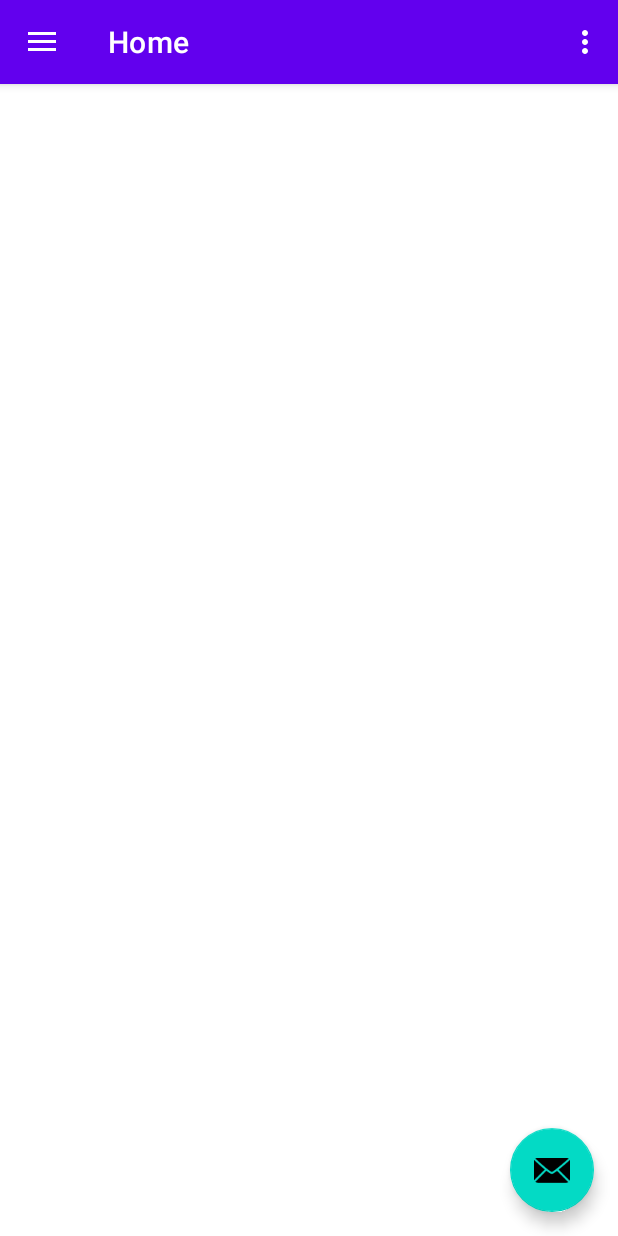
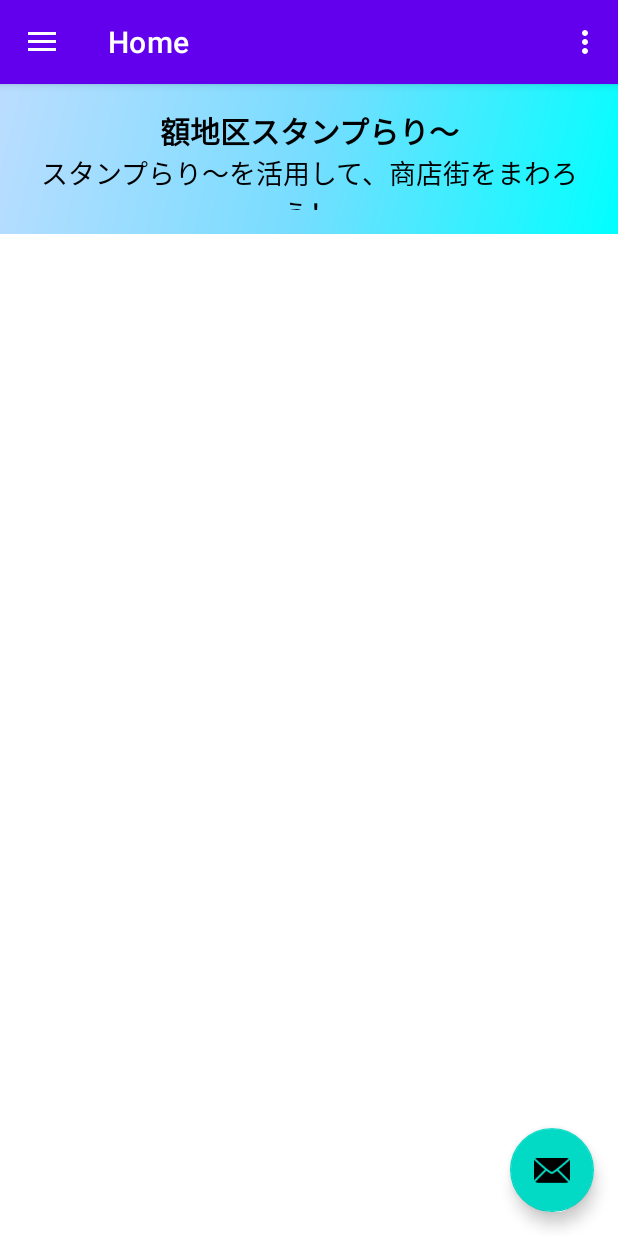
Before and after one commit to s-taku0502/nuka2024_try, an Android app: the screen it shows after launch (MainActivity), on a phone screen of 412 x 824 dp. Run offline under Robolectric (Android 15) with nearby library versions, the phone set to English and light mode, and no system bars; our stand-ins replace navigation-ui.

Commit message:
ホーム画面上部のUIの変更

```diff
--- a/app/src/main/java/com/example/nuka2024_try/ui/home/HomeFragment.kt
+++ b/app/src/main/java/com/example/nuka2024_try/ui/home/HomeFragment.kt
@@ -1,6 +1,14 @@
 package com.example.nuka2024_try.ui.home
 
+import android.graphics.Color
+import android.graphics.Typeface
 import android.os.Bundle
+import android.text.Spannable
+import android.text.SpannableString
+import android.text.style.AbsoluteSizeSpan
+import android.text.style.BackgroundColorSpan
+import android.text.style.StyleSpan
+import android.view.Gravity
 import android.view.LayoutInflater
 import android.view.View
 import android.view.ViewGroup
@@ -8,7 +16,6 @@ import android.widget.TextView
 import androidx.fragment.app.Fragment
 import androidx.lifecycle.ViewModelProvider
 import com.example.nuka2024_try.databinding.FragmentHomeBinding
-
 
 class HomeFragment : Fragment() {
 
@@ -18,7 +25,6 @@ class HomeFragment : Fragment() {
     // onDestroyView.
     private val binding get() = _binding!!
 
-    /*
     override fun onCreateView(
         inflater: LayoutInflater,
         container: ViewGroup?,
@@ -30,16 +36,53 @@ class HomeFragment : Fragment() {
         _binding = FragmentHomeBinding.inflate(inflater, container, false)
         val root: View = binding.root
 
-        /*
-        val textView: TextView = binding.textHome
-        homeViewModel.text.observe(viewLifecycleOwner) {
-            textView.text = it
-        }
-        return root */
-    } */
+        val textView_1: TextView = binding.textHome
+
+        val spannable_1 = SpannableString("額地区スタンプらり～\nスタンプらり～を活用して、商店街をまわろう！")
+
+    // "スタンプらり～" のサイズを20spに設定
+
+        spannable_1.setSpan(StyleSpan(Typeface.BOLD), 0, 10, Spannable.SPAN_EXCLUSIVE_EXCLUSIVE)
+        spannable_1.setSpan(AbsoluteSizeSpan(20, true), 0, 10, Spannable.SPAN_EXCLUSIVE_EXCLUSIVE)
+
+    // "商店街をまわろう！" のサイズを18spに設定
+
+        spannable_1.setSpan(AbsoluteSizeSpan(18, true), 11, spannable_1.length, Spannable.SPAN_EXCLUSIVE_EXCLUSIVE)
+
+        textView_1.setTextColor(Color.BLACK)
+        textView_1.gravity = Gravity.CENTER  // テキストを中央揃えに設定
+
+
+        textView_1.text = spannable_1
+
+
+        //  引用文の作成
+
+
+        val textView_2: TextView = binding.textQuote
+
+        val quoteText = SpannableString("")
+
+    // 引用文に背景色を設定
+        quoteText.setSpan(BackgroundColorSpan(Color.LTGRAY), 0, quoteText.length, Spannable.SPAN_EXCLUSIVE_EXCLUSIVE)
+
+    // イタリックに設定
+        quoteText.setSpan(StyleSpan(Typeface.ITALIC), 0, quoteText.length, Spannable.SPAN_EXCLUSIVE_EXCLUSIVE)
+
+    // パディングはTextViewで設定
+        textView_2.setPadding(16, 16, 16, 16)
+        textView_2.text = quoteText
+
+        return root
+    }
+
 
     override fun onDestroyView() {
         super.onDestroyView()
         _binding = null
     }
 }
+/*
+class home_image{
+
+}*/
--- a/app/src/main/res/layout/fragment_gallery.xml
+++ b/app/src/main/res/layout/fragment_gallery.xml
@@ -7,8 +7,9 @@
 
     <TextView
         android:id="@+id/text_gallery"
-        android:layout_width="4dp"
-        android:layout_height="128dp"
+        android:layout_width="wrap_content"
+        android:layout_height="wrap_content"
+        android:text="fragment_gallery"
         app:layout_constraintBottom_toBottomOf="parent"
         app:layout_constraintEnd_toEndOf="parent"
         app:layout_constraintStart_toStartOf="parent"
--- a/app/src/main/res/layout/fragment_home.xml
+++ b/app/src/main/res/layout/fragment_home.xml
@@ -1,11 +1,11 @@
 <?xml version="1.0" encoding="utf-8"?>
+
 <androidx.constraintlayout.widget.ConstraintLayout xmlns:android="http://schemas.android.com/apk/res/android"
     xmlns:app="http://schemas.android.com/apk/res-auto"
     xmlns:tools="http://schemas.android.com/tools"
     android:id="@+id/home_image"
-    tools:context=".ui.home.HomeFragment"
+    android:layout_width="match_parent"
 
-    android:layout_width="match_parent"
     android:layout_height="100dp"
     android:background="@drawable/side_nav_bar"
     android:gravity="bottom"
@@ -14,4 +14,93 @@
     android:paddingTop="@dimen/activity_vertical_margin"
     android:paddingRight="@dimen/activity_horizontal_margin"
     android:paddingBottom="@dimen/activity_vertical_margin"
-    android:theme="@style/ThemeOverlay.AppCompat.Dark" />
+    android:theme="@style/ThemeOverlay.AppCompat.Dark"
+    tools:context=".ui.home.HomeFragment"
+    >
+
+    <TextView
+        android:id="@+id/textHome"
+        android:layout_width="wrap_content"
+        android:layout_height="wrap_content"
+        android:text="fragment_home_1"
+        app:layout_constraintBottom_toBottomOf="parent"
+        app:layout_constraintEnd_toEndOf="parent"
+        app:layout_constraintStart_toStartOf="parent"
+        app:layout_constraintTop_toTopOf="parent" />
+
+    <TextView
+        android:id="@+id/textQuote"
+        android:layout_width="wrap_content"
+        android:layout_height="wrap_content"
+        android:text="fragment_home_2"
+        app:layout_constraintBottom_toBottomOf="parent"
+        app:layout_constraintTop_toTopOf="parent" />
+
+</androidx.constraintlayout.widget.ConstraintLayout>
+
+<!--
+<androidx.constraintlayout.widget.ConstraintLayout
+    xmlns:android="http://schemas.android.com/apk/res/android"
+    xmlns:app="http://schemas.android.com/apk/res-auto"
+    xmlns:tools="http://schemas.android.com/tools"
+    android:layout_width="match_parent"
+    android:layout_height="match_parent"
+    tools:context=".ui.home.HomeFragment">
+
+    <!- ヘッダー部分 ->
+<androidx.constraintlayout.widget.ConstraintLayout
+android:id="@+id/home_header"
+android:layout_width="0dp"
+android:layout_height="100dp"
+android:background="@drawable/side_nav_bar"
+app:layout_constraintTop_toTopOf="parent"
+app:layout_constraintStart_toStartOf="parent"
+app:layout_constraintEnd_toEndOf="parent">
+
+<TextView
+    android:id="@+id/textHome"
+    android:layout_width="wrap_content"
+    android:layout_height="wrap_content"
+    android:text="fragment_home_1"
+    app:layout_constraintBottom_toBottomOf="parent"
+    app:layout_constraintEnd_toEndOf="parent"
+    app:layout_constraintStart_toStartOf="parent"
+    app:layout_constraintTop_toTopOf="parent" />
+
+<TextView
+    android:id="@+id/textQuote"
+    android:layout_width="wrap_content"
+    android:layout_height="wrap_content"
+    android:text="fragment_home_2"
+    app:layout_constraintBottom_toBottomOf="parent"
+    app:layout_constraintTop_toTopOf="parent" />
+</androidx.constraintlayout.widget.ConstraintLayout>
+
+    <!- 本文部分 ->
+<androidx.constraintlayout.widget.ConstraintLayout
+android:id="@+id/home_content"
+android:layout_width="0dp"
+android:layout_height="0dp"
+android:background="#EFEFEF"
+app:layout_constraintTop_toBottomOf="@id/home_header"
+app:layout_constraintStart_toStartOf="parent"
+app:layout_constraintEnd_toEndOf="parent"
+app:layout_constraintBottom_toBottomOf="parent">
+
+<TextView
+    android:id="@+id/textContent"
+    android:layout_width="wrap_content"
+    android:layout_height="wrap_content"
+    android:text="これは本文です"
+    android:textSize="18sp"
+    app:layout_constraintTop_toTopOf="parent"
+    app:layout_constraintStart_toStartOf="parent"
+    app:layout_constraintEnd_toEndOf="parent"
+    android:layout_marginTop="16dp" />
+
+<!- 他の本文に関連する要素を追加できます ->
+
+</androidx.constraintlayout.widget.ConstraintLayout>
+
+    </androidx.constraintlayout.widget.ConstraintLayout>
+-->
```
